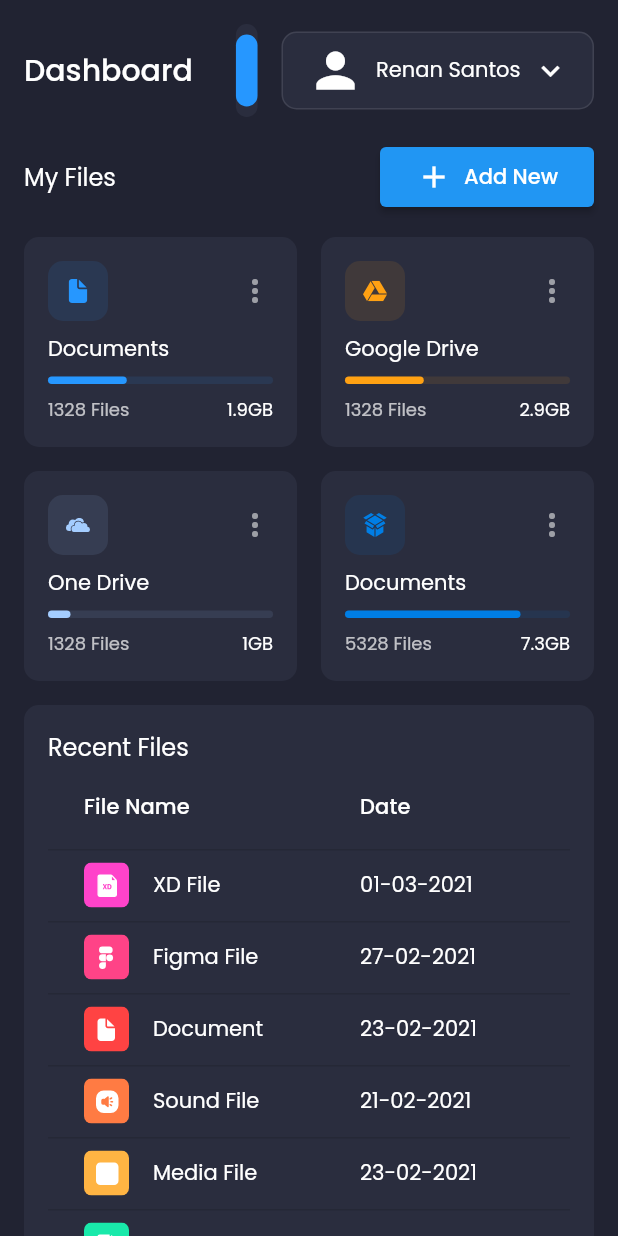
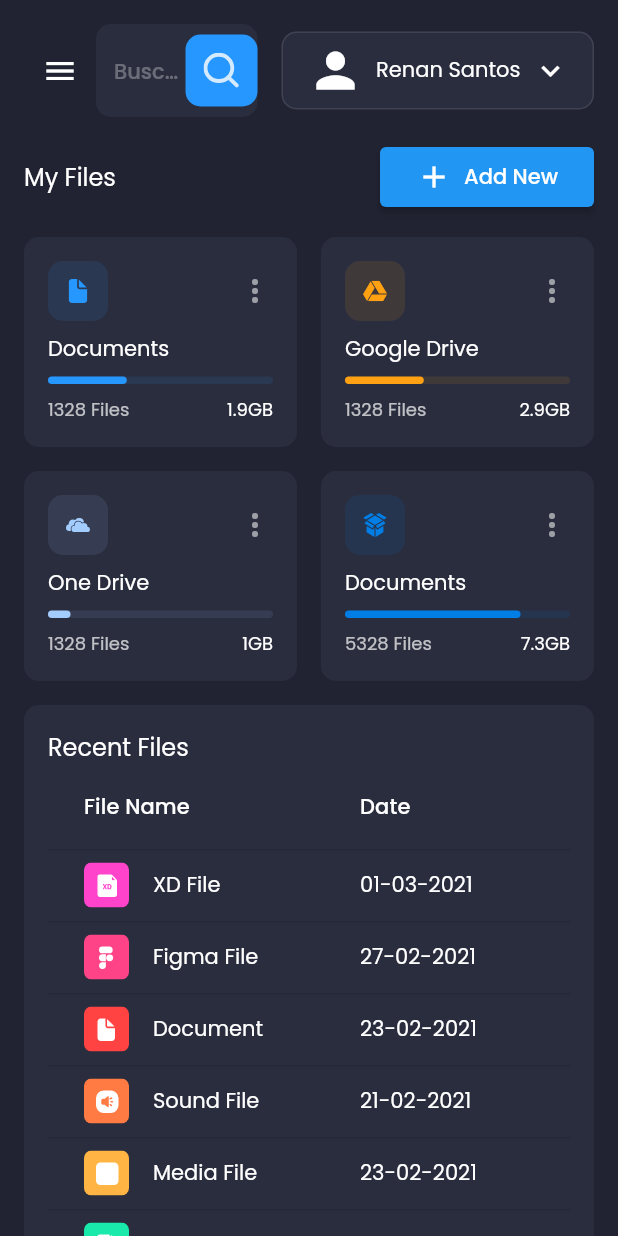
Before and after one commit to renankanu/dashboard_flutter, a Flutter app: the screen it shows after launch, on a phone screen of 412 x 824 dp. Run offline on Flutter 3.47's test engine with Material 2 defaults, Android fonts, the phone set to English and light mode, and no system bars; drawn by our look-alikes of data_table_2; our stand-ins replace fl_chart, flutter_svg, get, google_fonts.

Commit message:
refactor header

```diff
--- a/lib/app/modules/dashboard/components/header.dart
+++ b/lib/app/modules/dashboard/components/header.dart
@@ -3,6 +3,7 @@ import 'package:flutter_svg/svg.dart';
 import 'package:get/get.dart';
 import 'package:web_dashboard_docker/app/shared/base_colors.dart';
 import 'package:web_dashboard_docker/app/shared/base_images.dart';
+import 'package:web_dashboard_docker/app/utils/responsive.dart';
 
 class Header extends StatelessWidget {
   const Header({
@@ -13,11 +14,21 @@ class Header extends StatelessWidget {
   Widget build(BuildContext context) {
     return Row(
       children: [
-        Text(
-          'Dashboard',
-          style: Get.textTheme.headline6,
-        ),
-        const Spacer(flex: 2),
+        if (!Responsive.isDesktop(context))
+          IconButton(
+            icon: const Icon(
+              Icons.menu,
+              color: Colors.white,
+            ),
+            onPressed: () {},
+          ),
+        if (!Responsive.isMobile(context))
+          Text(
+            'Dashboard',
+            style: Get.textTheme.headline6,
+          ),
+        if (!Responsive.isMobile(context))
+          Spacer(flex: Responsive.isDesktop(context) ? 2 : 1),
         const Expanded(
           child: SearchField(),
         ),
```
